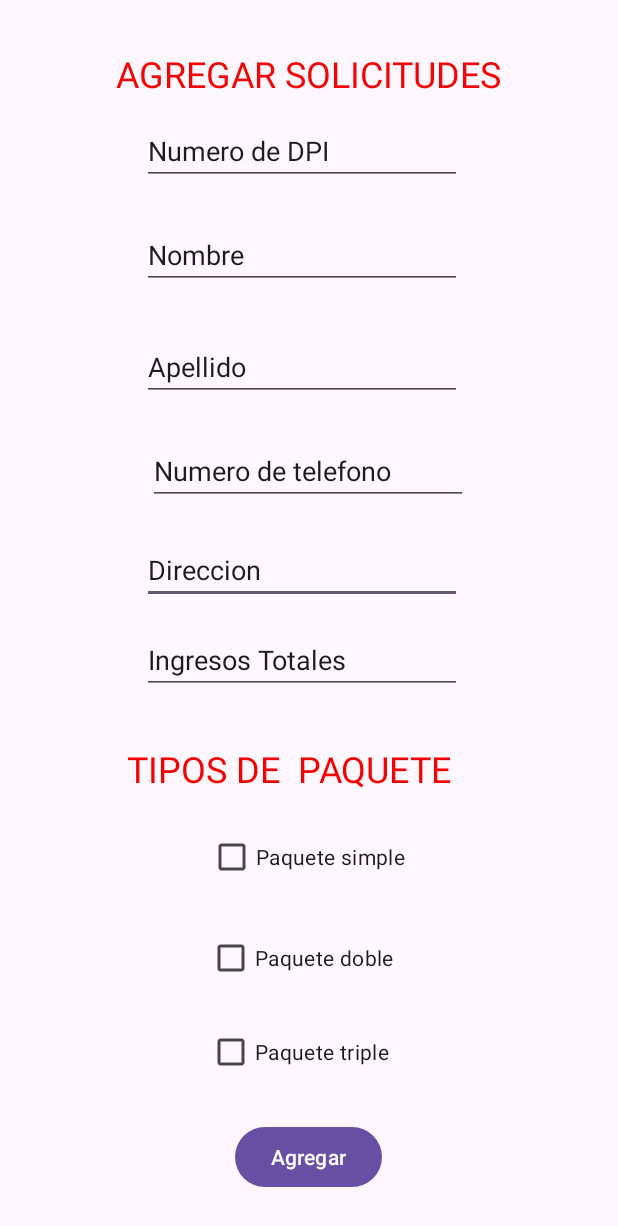
After one commit to Will0695/FAWHA, an Android app: the solicitudes screen opened directly, with no data from a screen before it, on a phone screen of 412 x 824 dp. The commit adds this screen. Shown: the top 1226 px of the screen. Run offline under Robolectric (Android 15) with nearby library versions, the phone set to English and light mode, and no system bars; network calls fail.

Commit message:
se agrego el crud de vendedor, modificar, solicutides y se modifico tambien el main activiti donde se agrego la siguiente linea
}
                    // añadido eliminar si es necesario
                    else if (sessionManager.getAuthToken() != null){
                        startActivity(new Intent(MainActivity.this, crud_vendedor.class));
                        finish();
                    }

eliminarlo si es necesario

```diff
--- /dev/null
+++ b/app/src/main/java/com/example/pruebafinalis/solicitudes.java
@@ -0,0 +1,19 @@
+package com.example.pruebafinalis;
+
+import android.os.Bundle;
+
+import androidx.activity.EdgeToEdge;
+import androidx.appcompat.app.AppCompatActivity;
+import androidx.core.graphics.Insets;
+import androidx.core.view.ViewCompat;
+import androidx.core.view.WindowInsetsCompat;
+
+public class solicitudes extends AppCompatActivity {
+
+    @Override
+    protected void onCreate(Bundle savedInstanceState) {
+        super.onCreate(savedInstanceState);
+        EdgeToEdge.enable(this);
+        setContentView(R.layout.activity_solicitudes);
+    }
+}
--- /dev/null
+++ b/app/src/main/res/layout/activity_solicitudes.xml
@@ -0,0 +1,177 @@
+<?xml version="1.0" encoding="utf-8"?>
+<androidx.constraintlayout.widget.ConstraintLayout xmlns:android="http://schemas.android.com/apk/res/android"
+    xmlns:app="http://schemas.android.com/apk/res-auto"
+    xmlns:tools="http://schemas.android.com/tools"
+    android:id="@+id/main"
+    android:layout_width="match_parent"
+    android:layout_height="match_parent"
+    tools:context=".solicitudes">
+
+    <EditText
+        android:id="@+id/editTextText4"
+        android:layout_width="wrap_content"
+        android:layout_height="wrap_content"
+        android:ems="10"
+        android:inputType="text"
+        android:text="Direccion"
+        app:layout_constraintBottom_toBottomOf="parent"
+        app:layout_constraintEnd_toEndOf="parent"
+        app:layout_constraintHorizontal_bias="0.477"
+        app:layout_constraintStart_toStartOf="parent"
+        app:layout_constraintTop_toTopOf="parent"
+        app:layout_constraintVertical_bias="0.459"
+        android:digits="abcdefghijklmnopqrstuvwxyzABCDEFGHIJKLMNOPQRSTUVWXYZ0123456789"/>
+
+    <TextView
+        android:id="@+id/textView4"
+        android:layout_width="wrap_content"
+        android:layout_height="wrap_content"
+        android:text="AGREGAR SOLICITUDES"
+        android:textAllCaps="true"
+        android:textColor="#F10505"
+        android:textSize="24sp"
+        app:layout_constraintBottom_toBottomOf="parent"
+        app:layout_constraintEnd_toEndOf="parent"
+        app:layout_constraintStart_toStartOf="parent"
+        app:layout_constraintTop_toTopOf="parent"
+        app:layout_constraintVertical_bias="0.041" />
+
+    <CheckBox
+        android:id="@+id/checkBox3"
+        android:layout_width="wrap_content"
+        android:layout_height="wrap_content"
+        android:text="Paquete doble"
+        app:layout_constraintBottom_toBottomOf="parent"
+        app:layout_constraintEnd_toEndOf="parent"
+        app:layout_constraintHorizontal_bias="0.481"
+        app:layout_constraintStart_toStartOf="parent"
+        app:layout_constraintTop_toTopOf="parent"
+        app:layout_constraintVertical_bias="0.792" />
+
+    <EditText
+        android:id="@+id/editTextNumberDecimal"
+        android:layout_width="wrap_content"
+        android:layout_height="wrap_content"
+        android:ems="10"
+        android:inputType="numberDecimal"
+        android:text="Ingresos Totales"
+        app:layout_constraintBottom_toBottomOf="parent"
+        app:layout_constraintEnd_toEndOf="parent"
+        app:layout_constraintHorizontal_bias="0.477"
+        app:layout_constraintStart_toStartOf="parent"
+        app:layout_constraintTop_toTopOf="parent"
+        app:layout_constraintVertical_bias="0.536"
+        android:digits="abcdefghijklmnopqrstuvwxyzABCDEFGHIJKLMNOPQRSTUVWXYZ0123456789"/>
+
+    <TextView
+        android:id="@+id/textView7"
+        android:layout_width="wrap_content"
+        android:layout_height="wrap_content"
+        android:text="Tipos de  Paquete"
+        android:textAllCaps="true"
+        android:textColor="#F40000"
+        android:textColorLink="#ED0B0B"
+        android:textSize="24sp"
+        app:layout_constraintBottom_toBottomOf="parent"
+        app:layout_constraintEnd_toEndOf="parent"
+        app:layout_constraintHorizontal_bias="0.433"
+        app:layout_constraintStart_toStartOf="parent"
+        app:layout_constraintTop_toTopOf="parent"
+        app:layout_constraintVertical_bias="0.627" />
+
+    <EditText
+        android:id="@+id/editTextPhone"
+        android:layout_width="wrap_content"
+        android:layout_height="wrap_content"
+        android:ems="10"
+        android:inputType="phone"
+        android:text="Numero de telefono"
+        app:layout_constraintBottom_toBottomOf="parent"
+        app:layout_constraintEnd_toEndOf="parent"
+        app:layout_constraintHorizontal_bias="0.497"
+        app:layout_constraintStart_toStartOf="parent"
+        app:layout_constraintTop_toTopOf="parent"
+        app:layout_constraintVertical_bias="0.374"
+        android:digits="abcdefghijklmnopqrstuvwxyzABCDEFGHIJKLMNOPQRSTUVWXYZ0123456789"/>
+
+    <EditText
+        android:id="@+id/editTextText2"
+        android:layout_width="wrap_content"
+        android:layout_height="wrap_content"
+        android:ems="10"
+        android:inputType="text"
+        android:text="Apellido"
+        app:layout_constraintBottom_toBottomOf="parent"
+        app:layout_constraintEnd_toEndOf="parent"
+        app:layout_constraintHorizontal_bias="0.477"
+        app:layout_constraintStart_toStartOf="parent"
+        app:layout_constraintTop_toTopOf="parent"
+        app:layout_constraintVertical_bias="0.285"
+        android:digits="abcdefghijklmnopqrstuvwxyzABCDEFGHIJKLMNOPQRSTUVWXYZ0123456789"/>
+
+    <CheckBox
+        android:id="@+id/checkBox2"
+        android:layout_width="wrap_content"
+        android:layout_height="wrap_content"
+        android:text="Paquete simple"
+        app:layout_constraintBottom_toBottomOf="parent"
+        app:layout_constraintEnd_toEndOf="parent"
+        app:layout_constraintHorizontal_bias="0.494"
+        app:layout_constraintStart_toStartOf="parent"
+        app:layout_constraintTop_toTopOf="parent"
+        app:layout_constraintVertical_bias="0.705" />
+
+    <CheckBox
+        android:id="@+id/checkBox4"
+        android:layout_width="wrap_content"
+        android:layout_height="wrap_content"
+        android:text="Paquete triple"
+        app:layout_constraintBottom_toBottomOf="parent"
+        app:layout_constraintEnd_toEndOf="parent"
+        app:layout_constraintHorizontal_bias="0.475"
+        app:layout_constraintStart_toStartOf="parent"
+        app:layout_constraintTop_toTopOf="parent"
+        app:layout_constraintVertical_bias="0.873" />
+
+    <EditText
+        android:id="@+id/editTextText"
+        android:layout_width="wrap_content"
+        android:layout_height="wrap_content"
+        android:ems="10"
+        android:inputType="text"
+        android:text="Nombre"
+        app:layout_constraintBottom_toBottomOf="parent"
+        app:layout_constraintEnd_toEndOf="parent"
+        app:layout_constraintHorizontal_bias="0.477"
+        app:layout_constraintStart_toStartOf="parent"
+        app:layout_constraintTop_toTopOf="parent"
+        app:layout_constraintVertical_bias="0.189"
+        android:digits="abcdefghijklmnopqrstuvwxyzABCDEFGHIJKLMNOPQRSTUVWXYZ0123456789"/>
+
+    <EditText
+        android:id="@+id/editTextText3"
+        android:layout_width="wrap_content"
+        android:layout_height="wrap_content"
+        android:ems="10"
+        android:inputType="text"
+        android:text="Numero de DPI"
+        app:layout_constraintBottom_toBottomOf="parent"
+        app:layout_constraintEnd_toEndOf="parent"
+        app:layout_constraintHorizontal_bias="0.477"
+        app:layout_constraintStart_toStartOf="parent"
+        app:layout_constraintTop_toTopOf="parent"
+        app:layout_constraintVertical_bias="0.1"
+        android:digits="abcdefghijklmnopqrstuvwxyzABCDEFGHIJKLMNOPQRSTUVWXYZ0123456789"/>
+
+    <Button
+        android:id="@+id/button"
+        android:layout_width="wrap_content"
+        android:layout_height="wrap_content"
+        android:text="Agregar"
+        app:layout_constraintBottom_toBottomOf="parent"
+        app:layout_constraintEnd_toEndOf="parent"
+        app:layout_constraintHorizontal_bias="0.498"
+        app:layout_constraintStart_toStartOf="parent"
+        app:layout_constraintTop_toTopOf="parent"
+        app:layout_constraintVertical_bias="0.963" />
+</androidx.constraintlayout.widget.ConstraintLayout>
```
Also changed, not shown: app/src/main/AndroidManifest.xml (+11 -9 lines), app/src/main/java/com/example/pruebafinalis/MainActivity.java (+10 -1 lines), app/src/main/java/com/example/pruebafinalis/crud_vendedor.java (added, +34 -0 lines), app/src/main/java/com/example/pruebafinalis/modificar.java (added, +19 -0 lines), app/src/main/res/layout/activity_crud_vendedor.xml (added, +140 -0 lines), app/src/main/res/layout/activity_modificar.xml (added, +145 -0 lines), app/src/main/res/drawable/lista.png (added).
